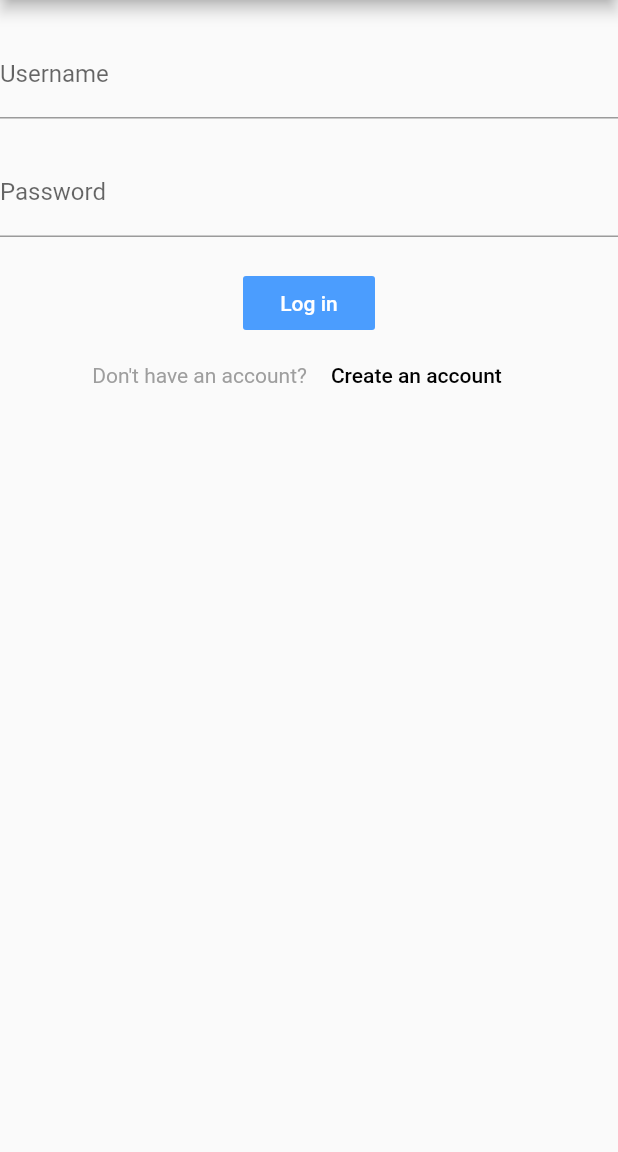
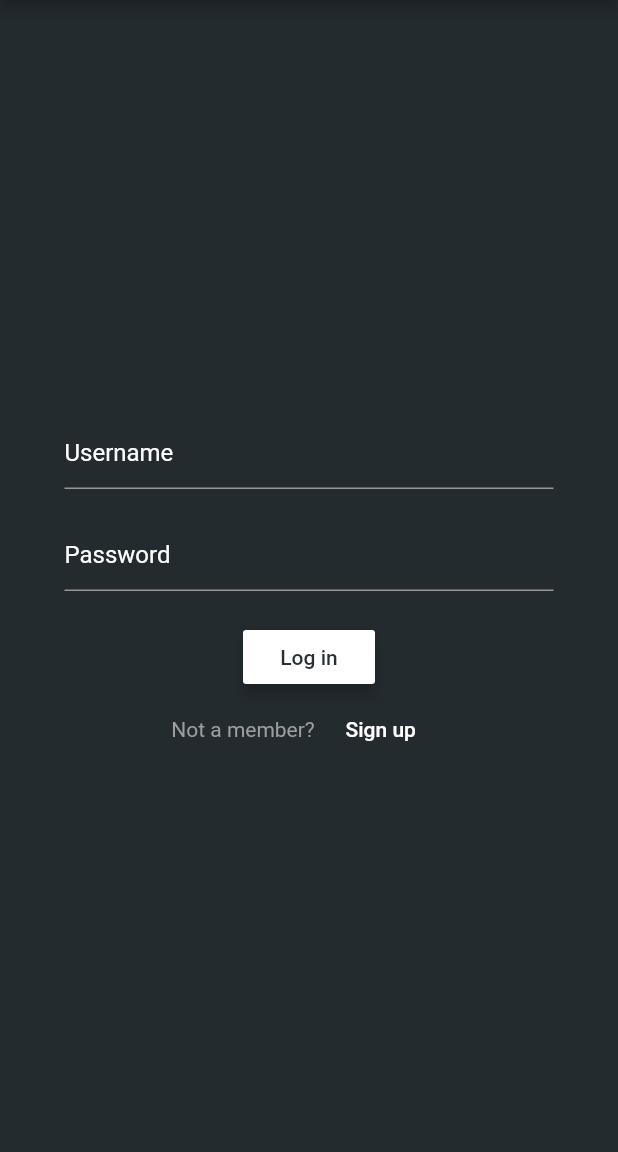
Before and after one commit to charly3pins/fifa_gen, a Flutter app: the screen it shows after launch, on a phone screen of 412 x 824 dp, the part 84-1236 px from its top. Run offline on Flutter 3.47's test engine with Material 2 defaults, Android fonts, the phone set to English and light mode, and no system bars; accounts and stored records are empty; Roboto replaces fonts that are missing (RadikalLight, RadikalMedium).

Commit message:
refactor :hammer:: added a bit of style to form

```diff
--- a/lib/screens/login.dart
+++ b/lib/screens/login.dart
@@ -31,45 +31,51 @@ class _LoginScreenState extends State<LoginScreen> {
   }
 
   Widget _buildForm(BuildContext context, AuthNotifier authNotif) {
-    return SingleChildScrollView(
-        child: Column(
-      children: <Widget>[
-        Container(
+    return Container(
+        color: Color.fromRGBO(36, 43, 47, 1),
+        padding: const EdgeInsets.symmetric(horizontal: 43.0),
         child: Form(
           key: _formKey,
+          child: Container(
+            alignment: Alignment.center,
+            child: SingleChildScrollView(
               child: Column(
-              crossAxisAlignment: CrossAxisAlignment.center,
+                mainAxisAlignment: MainAxisAlignment.center,
                 children: <Widget>[
                   _authMode == AuthMode.SIGNUP
                       ? TextFormField(
-                        decoration: InputDecoration(
-                            labelText: "Name", hasFloatingPlaceholder: true),
+                          decoration: _buildInputDecoration("Name"),
                           validator: (value) {
                             if (value.isEmpty) {
                               return 'Please enter your Name.';
                             }
                             return null;
                           },
+                          style: TextStyle(
+                              color: Color.fromRGBO(252, 252, 252, 1),
+                              fontFamily: 'RadikalLight'),
                           onSaved: (val) =>
                               setState(() => _user.name = val.trim()),
                         )
                       : Container(),
                   SizedBox(height: 20),
                   TextFormField(
-                  decoration: InputDecoration(
-                      labelText: "Username", hasFloatingPlaceholder: true),
+                    decoration: _buildInputDecoration("Username"),
                     validator: (value) {
                       if (value.isEmpty) {
                         return 'Please enter your Username.';
                       }
                       return null;
                     },
-                  onSaved: (val) => setState(() => _user.username = val.trim()),
+                    style: TextStyle(
+                        color: Color.fromRGBO(252, 252, 252, 1),
+                        fontFamily: 'RadikalLight'),
+                    onSaved: (val) =>
+                        setState(() => _user.username = val.trim()),
                   ),
                   SizedBox(height: 20),
                   TextFormField(
-                  decoration: InputDecoration(
-                      labelText: "Password", hasFloatingPlaceholder: true),
+                    decoration: _buildInputDecoration("Password"),
                     validator: (value) {
                       if (value.isEmpty) {
                         return 'Please enter a Password.';
@@ -77,15 +83,23 @@ class _LoginScreenState extends State<LoginScreen> {
                       return null;
                     },
                     obscureText: true,
-                  onSaved: (val) => setState(() => _user.password = val.trim()),
+                    style: TextStyle(
+                        color: Color.fromRGBO(252, 252, 252, 1),
+                        fontFamily: 'RadikalLight'),
+                    onSaved: (val) =>
+                        setState(() => _user.password = val.trim()),
                   ),
                   SizedBox(height: 20),
-                FlatButton(
-                  child: _authMode == AuthMode.LOGIN
-                      ? Text("Log in")
-                      : Text("Sign up"),
-                  color: Color(0xFF4B9DFE),
-                  textColor: Colors.white,
+                  RaisedButton(
+                    child: Text(
+                      _authMode == AuthMode.LOGIN ? "Log in" : "Sign up",
+                      style: TextStyle(
+                          color: Color.fromRGBO(40, 48, 52, 1),
+                          fontFamily: 'RadikalMedium',
+                          fontSize: 14),
+                    ),
+                    color: Colors.white,
+                    elevation: 4.0,
                     onPressed: () {
                       final form = _formKey.currentState;
                       if (form.validate()) {
@@ -98,10 +112,6 @@ class _LoginScreenState extends State<LoginScreen> {
                       }
                     },
                   ),
-              ],
-            ),
-          ),
-        ),
                   _authMode == AuthMode.LOGIN
                       ? Row(
                           crossAxisAlignment: CrossAxisAlignment.center,
@@ -109,7 +119,7 @@ class _LoginScreenState extends State<LoginScreen> {
                           children: <Widget>[
                             SizedBox(height: 40),
                             Text(
-                    "Don't have an account?",
+                              "Not a member?",
                               style: TextStyle(color: Colors.grey),
                             ),
                             FlatButton(
@@ -119,8 +129,8 @@ class _LoginScreenState extends State<LoginScreen> {
                                   authNotif.clearError();
                                 });
                               },
-                    textColor: Colors.black,
-                    child: Text("Create an account"),
+                              textColor: Colors.white,
+                              child: Text("Sign up"),
                             )
                           ],
                         )
@@ -130,7 +140,7 @@ class _LoginScreenState extends State<LoginScreen> {
                           children: <Widget>[
                             SizedBox(height: 40),
                             Text(
-                    "Already have an account?",
+                              "Already a member?",
                               style: TextStyle(color: Colors.grey),
                             ),
                             FlatButton(
@@ -140,8 +150,8 @@ class _LoginScreenState extends State<LoginScreen> {
                                   authNotif.clearError();
                                 });
                               },
-                    textColor: Colors.black,
-                    child: Text("Log in to your account"),
+                              textColor: Colors.white,
+                              child: Text("Log in"),
                             )
                           ],
                         ),
@@ -150,6 +160,25 @@ class _LoginScreenState extends State<LoginScreen> {
                         SnackBarLauncher(error: authNotif.error),
                   ),
                 ],
+              ),
+            ),
+          ),
         ));
   }
+
+  InputDecoration _buildInputDecoration(String hint) {
+  return InputDecoration(
+      focusedBorder: UnderlineInputBorder(
+          borderSide: BorderSide(color: Color.fromRGBO(252, 252, 252, 1))),
+      hintText: hint,
+      enabledBorder: UnderlineInputBorder(
+          borderSide: BorderSide(color: Color.fromRGBO(151, 151, 151, 1))),
+      hintStyle: TextStyle(color: Color.fromRGBO(252, 252, 252, 1)),
+      //icon: iconPath != '' ? Image.asset(iconPath) : null,
+      errorStyle: TextStyle(color: Color.fromRGBO(248, 218, 87, 1)),
+      errorBorder: UnderlineInputBorder(
+          borderSide: BorderSide(color:  Color.fromRGBO(248, 218, 87, 1))),
+      focusedErrorBorder: UnderlineInputBorder(
+          borderSide: BorderSide(color:  Color.fromRGBO(248, 218, 87, 1))));
 }
+}
```
Lines whose indentation alone changed are shown as unchanged.
